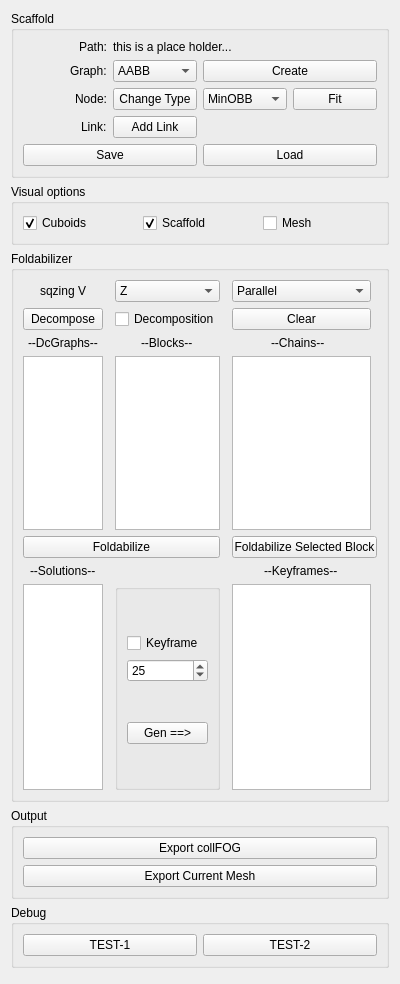
The window that FoldPlugin/FdWidget.ui (letienhung/fold-hcc) describes before a commit, drawn with Qt 5.
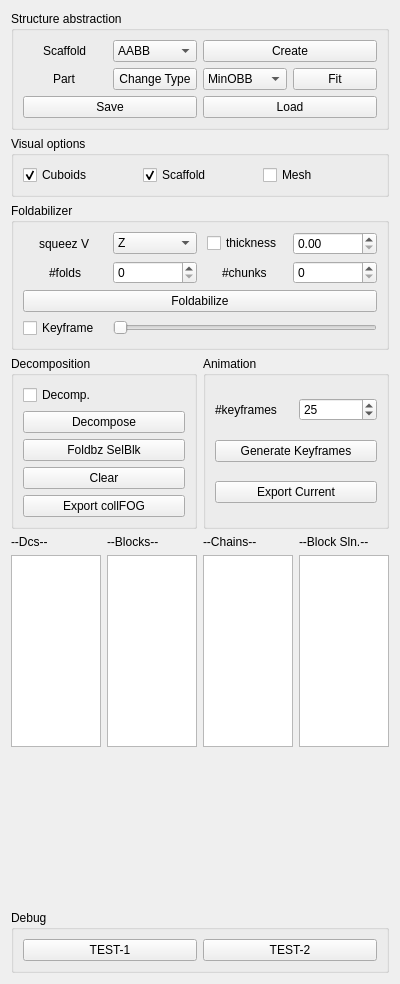
The same window after the commit.

Commit message: fixed bug on applying fold option to chain changed ui.

```diff
--- a/FoldPlugin/FdWidget.ui
+++ b/FoldPlugin/FdWidget.ui
@@ -26,7 +26,125 @@
    <string>Form</string>
   </property>
   <layout class="QGridLayout" name="gridLayout">
-   <item row="2" column="0" colspan="2">
+   <item row="8" column="3">
+    <widget class="QListWidget" name="slnList"/>
+   </item>
+   <item row="5" column="0" colspan="4">
+    <widget class="QGroupBox" name="groupBox_3">
+     <property name="title">
+      <string>Foldabilizer</string>
+     </property>
+     <layout class="QGridLayout" name="gridLayout_4">
+      <item row="4" column="0" colspan="4">
+       <widget class="QPushButton" name="foldabilize">
+        <property name="text">
+         <string>Foldabilize</string>
+        </property>
+       </widget>
+      </item>
+      <item row="2" column="1">
+       <widget class="QSpinBox" name="nbFolds"/>
+      </item>
+      <item row="1" column="0" alignment="Qt::AlignHCenter">
+       <widget class="QLabel" name="label_6">
+        <property name="text">
+         <string>squeez V</string>
+        </property>
+       </widget>
+      </item>
+      <item row="1" column="1">
+       <widget class="QComboBox" name="sqzV">
+        <item>
+         <property name="text">
+          <string>Z</string>
+         </property>
+        </item>
+        <item>
+         <property name="text">
+          <string>X</string>
+         </property>
+        </item>
+        <item>
+         <property name="text">
+          <string>Y</string>
+         </property>
+        </item>
+       </widget>
+      </item>
+      <item row="2" column="2" alignment="Qt::AlignHCenter">
+       <widget class="QLabel" name="label_10">
+        <property name="text">
+         <string>#chunks</string>
+        </property>
+       </widget>
+      </item>
+      <item row="2" column="0" alignment="Qt::AlignHCenter">
+       <widget class="QLabel" name="label_3">
+        <property name="text">
+         <string>#folds</string>
+        </property>
+       </widget>
+      </item>
+      <item row="2" column="3">
+       <widget class="QSpinBox" name="nbChunks"/>
+      </item>
+      <item row="1" column="3">
+       <widget class="QDoubleSpinBox" name="thickness"/>
+      </item>
+      <item row="1" column="2" alignment="Qt::AlignHCenter">
+       <widget class="QCheckBox" name="useThickness">
+        <property name="text">
+         <string>thickness</string>
+        </property>
+       </widget>
+      </item>
+      <item row="5" column="0">
+       <widget class="QCheckBox" name="showKeyframe">
+        <property name="text">
+         <string>Keyframe</string>
+        </property>
+       </widget>
+      </item>
+      <item row="5" column="1" colspan="3">
+       <widget class="QSlider" name="keyframeSlider">
+        <property name="minimum">
+         <number>0</number>
+        </property>
+        <property name="maximum">
+         <number>0</number>
+        </property>
+        <property name="orientation">
+         <enum>Qt::Horizontal</enum>
+        </property>
+       </widget>
+      </item>
+     </layout>
+    </widget>
+   </item>
+   <item row="12" column="0" colspan="4">
+    <widget class="QGroupBox" name="groupBox_6">
+     <property name="title">
+      <string>Debug</string>
+     </property>
+     <layout class="QGridLayout" name="gridLayout_7">
+      <item row="0" column="0">
+       <widget class="QPushButton" name="test1">
+        <property name="text">
+         <string>TEST-1</string>
+        </property>
+       </widget>
+      </item>
+      <item row="0" column="1">
+       <widget class="QPushButton" name="test2">
+        <property name="text">
+         <string>TEST-2</string>
+        </property>
+       </widget>
+      </item>
+     </layout>
+    </widget>
+   </item>
+   <item row="2" column="0" colspan="4">
     <widget class="QGroupBox" name="groupBox_2">
      <property name="title">
       <string>Visual options</string>
@@ -65,20 +183,20 @@
      </layout>
     </widget>
    </item>
-   <item row="1" column="0" colspan="2">
+   <item row="1" column="0" colspan="4">
     <widget class="QGroupBox" name="groupBox">
      <property name="title">
-      <string>Scaffold</string>
+      <string>Structure abstraction</string>
      </property>
      <layout class="QGridLayout" name="gridLayout_2">
-      <item row="2" column="1" alignment="Qt::AlignRight">
+      <item row="1" column="1" alignment="Qt::AlignHCenter">
        <widget class="QLabel" name="label">
         <property name="text">
-         <string>Node:</string>
+         <string>Part</string>
         </property>
        </widget>
       </item>
-      <item row="2" column="3">
+      <item row="1" column="3">
        <widget class="QComboBox" name="refitMethod">
         <property name="editable">
          <bool>false</bool>
@@ -100,63 +218,49 @@
         </item>
        </widget>
       </item>
-      <item row="3" column="2">
-       <widget class="QPushButton" name="addLink">
-        <property name="text">
-         <string>Add Link</string>
-        </property>
-       </widget>
-      </item>
-      <item row="2" column="4">
+      <item row="1" column="4">
        <widget class="QPushButton" name="fitCuboid">
         <property name="text">
          <string>Fit</string>
         </property>
        </widget>
       </item>
-      <item row="2" column="2">
+      <item row="1" column="2">
        <widget class="QPushButton" name="changeCuboidType">
         <property name="text">
          <string>Change Type</string>
         </property>
        </widget>
       </item>
-      <item row="4" column="3" colspan="2">
+      <item row="2" column="3" colspan="2">
        <widget class="QPushButton" name="loadScaffold">
         <property name="text">
          <string>Load</string>
         </property>
        </widget>
       </item>
-      <item row="4" column="1" colspan="2">
+      <item row="2" column="1" colspan="2">
        <widget class="QPushButton" name="saveScaffold">
         <property name="text">
          <string>Save</string>
         </property>
        </widget>
       </item>
-      <item row="3" column="1" alignment="Qt::AlignRight">
-       <widget class="QLabel" name="label_3">
-        <property name="text">
-         <string>Link:</string>
-        </property>
-       </widget>
-      </item>
-      <item row="1" column="1" alignment="Qt::AlignRight">
+      <item row="0" column="1" alignment="Qt::AlignHCenter">
        <widget class="QLabel" name="label_2">
         <property name="text">
-         <string>Graph:</string>
+         <string>Scaffold</string>
         </property>
        </widget>
       </item>
-      <item row="1" column="3" colspan="2">
+      <item row="0" column="3" colspan="2">
        <widget class="QPushButton" name="createScaffold">
         <property name="text">
          <string>Create</string>
         </property>
        </widget>
       </item>
-      <item row="1" column="2">
+      <item row="0" column="2">
        <widget class="QComboBox" name="fitMethod">
         <item>
          <property name="text">
@@ -175,70 +279,134 @@
         </item>
        </widget>
       </item>
-      <item row="0" column="1" alignment="Qt::AlignRight">
-       <widget class="QLabel" name="label_4">
-        <property name="text">
-         <string>Path:</string>
-        </property>
-       </widget>
-      </item>
-      <item row="0" column="2" colspan="3">
-       <widget class="QLabel" name="fdPath">
-        <property name="text">
-         <string>this is a place holder...</string>
-        </property>
-       </widget>
-      </item>
      </layout>
     </widget>
    </item>
-   <item row="7" column="0" colspan="2">
-    <widget class="QGroupBox" name="groupBox_5">
+   <item row="8" column="1">
+    <widget class="QListWidget" name="layerList"/>
+   </item>
+   <item row="8" column="0">
+    <widget class="QListWidget" name="DcList"/>
+   </item>
+   <item row="6" column="0" colspan="2">
+    <widget class="QGroupBox" name="groupBox_9">
      <property name="title">
-      <string>Output</string>
+      <string>Decomposition</string>
      </property>
-     <layout class="QGridLayout" name="gridLayout_6">
+     <layout class="QGridLayout" name="gridLayout_10">
       <item row="2" column="0">
+       <widget class="QPushButton" name="foldbzSelBlock">
+        <property name="text">
+         <string>Foldbz SelBlk</string>
+        </property>
+       </widget>
+      </item>
+      <item row="0" column="0">
+       <widget class="QCheckBox" name="showFolded">
+        <property name="text">
+         <string>Decomp.</string>
+        </property>
+       </widget>
+      </item>
+      <item row="3" column="0">
+       <widget class="QPushButton" name="clearDcList">
+        <property name="text">
+         <string>Clear</string>
+        </property>
+       </widget>
+      </item>
+      <item row="1" column="0">
+       <widget class="QPushButton" name="decompose">
+        <property name="text">
+         <string>Decompose</string>
+        </property>
+       </widget>
+      </item>
+      <item row="4" column="0">
        <widget class="QPushButton" name="exportCollFOG">
         <property name="text">
          <string>Export collFOG</string>
         </property>
        </widget>
       </item>
-      <item row="3" column="0">
+     </layout>
+    </widget>
+   </item>
+   <item row="6" column="2" colspan="2">
+    <widget class="QGroupBox" name="groupBox_4">
+     <property name="title">
+      <string>Animation</string>
+     </property>
+     <layout class="QGridLayout" name="gridLayout_5">
+      <item row="5" column="0" colspan="2">
+       <widget class="QPushButton" name="genKeyframes">
+        <property name="text">
+         <string>Generate Keyframes</string>
+        </property>
+       </widget>
+      </item>
+      <item row="0" column="1">
+       <widget class="QSpinBox" name="nbKeyframes">
+        <property name="minimum">
+         <number>0</number>
+        </property>
+        <property name="maximum">
+         <number>100</number>
+        </property>
+        <property name="value">
+         <number>25</number>
+        </property>
+       </widget>
+      </item>
+      <item row="6" column="0" colspan="2">
        <widget class="QPushButton" name="exportCurrent">
         <property name="text">
-         <string>Export Current Mesh</string>
+         <string>Export Current</string>
         </property>
        </widget>
       </item>
-     </layout>
-    </widget>
-   </item>
-   <item row="10" column="0" colspan="2">
-    <widget class="QGroupBox" name="groupBox_6">
-     <property name="title">
-      <string>Debug</string>
-     </property>
-     <layout class="QGridLayout" name="gridLayout_7">
       <item row="0" column="0">
-       <widget class="QPushButton" name="test1">
+       <widget class="QLabel" name="label_4">
         <property name="text">
-         <string>TEST-1</string>
-        </property>
-       </widget>
-      </item>
-      <item row="0" column="1">
-       <widget class="QPushButton" name="test2">
-        <property name="text">
-         <string>TEST-2</string>
+         <string>#keyframes</string>
         </property>
        </widget>
       </item>
      </layout>
     </widget>
    </item>
-   <item row="18" column="0" colspan="2">
+   <item row="7" column="2">
+    <widget class="QLabel" name="label_9">
+     <property name="text">
+      <string>--Chains--</string>
+     </property>
+    </widget>
+   </item>
+   <item row="8" column="2">
+    <widget class="QListWidget" name="chainList"/>
+   </item>
+   <item row="7" column="0">
+    <widget class="QLabel" name="label_7">
+     <property name="text">
+      <string>--Dcs--</string>
+     </property>
+    </widget>
+   </item>
+   <item row="7" column="1">
+    <widget class="QLabel" name="label_8">
+     <property name="text">
+      <string>--Blocks--</string>
+     </property>
+    </widget>
+   </item>
+   <item row="7" column="3">
+    <widget class="QLabel" name="label_11">
+     <property name="text">
+      <string>--Block Sln.--</string>
+     </property>
+    </widget>
+   </item>
+   <item row="11" column="0" colspan="4">
     <spacer name="verticalSpacer">
      <property name="orientation">
       <enum>Qt::Vertical</enum>
@@ -251,220 +419,6 @@
      </property>
     </spacer>
    </item>
-   <item row="5" column="0" colspan="2">
-    <widget class="QGroupBox" name="groupBox_3">
-     <property name="title">
-      <string>Foldabilizer</string>
-     </property>
-     <layout class="QGridLayout" name="gridLayout_4">
-      <item row="15" column="2">
-       <widget class="QGroupBox" name="groupBox_4">
-        <property name="title">
-         <string/>
-        </property>
-        <layout class="QGridLayout" name="gridLayout_5">
-         <item row="3" column="0">
-          <widget class="QSpinBox" name="nbKeyframes">
-           <property name="minimum">
-            <number>0</number>
-           </property>
-           <property name="maximum">
-            <number>100</number>
-           </property>
-           <property name="value">
-            <number>25</number>
-           </property>
-          </widget>
-         </item>
-         <item row="5" column="0">
-          <widget class="QPushButton" name="genKeyframes">
-           <property name="text">
-            <string>Gen ==&gt;</string>
-           </property>
-          </widget>
-         </item>
-         <item row="4" column="0">
-          <spacer name="verticalSpacer_2">
-           <property name="orientation">
-            <enum>Qt::Vertical</enum>
-           </property>
-           <property name="sizeHint" stdset="0">
-            <size>
-             <width>20</width>
-             <height>40</height>
-            </size>
-           </property>
-          </spacer>
-         </item>
-         <item row="6" column="0">
-          <spacer name="verticalSpacer_3">
-           <property name="orientation">
-            <enum>Qt::Vertical</enum>
-           </property>
-           <property name="sizeHint" stdset="0">
-            <size>
-             <width>20</width>
-             <height>40</height>
-            </size>
-           </property>
-          </spacer>
-         </item>
-         <item row="0" column="0">
-          <spacer name="verticalSpacer_4">
-           <property name="orientation">
-            <enum>Qt::Vertical</enum>
-           </property>
-           <property name="sizeHint" stdset="0">
-            <size>
-             <width>20</width>
-             <height>40</height>
-            </size>
-           </property>
-          </spacer>
-         </item>
-         <item row="2" column="0">
-          <widget class="QCheckBox" name="showKeyframe">
-           <property name="text">
-            <string>Keyframe</string>
-           </property>
-          </widget>
-         </item>
-        </layout>
-       </widget>
-      </item>
-      <item row="1" column="0" alignment="Qt::AlignHCenter">
-       <widget class="QLabel" name="label_6">
-        <property name="text">
-         <string>sqzing V</string>
-        </property>
-       </widget>
-      </item>
-      <item row="8" column="0" alignment="Qt::AlignHCenter">
-       <widget class="QLabel" name="label_7">
-        <property name="text">
-         <string>--DcGraphs--</string>
-        </property>
-       </widget>
-      </item>
-      <item row="8" column="2" alignment="Qt::AlignHCenter">
-       <widget class="QLabel" name="label_8">
-        <property name="text">
-         <string>--Blocks--</string>
-        </property>
-       </widget>
-      </item>
-      <item row="8" column="3" colspan="2" alignment="Qt::AlignHCenter">
-       <widget class="QLabel" name="label_9">
-        <property name="text">
-         <string>--Chains--</string>
-        </property>
-       </widget>
-      </item>
-      <item row="9" column="4">
-       <widget class="QListWidget" name="chainList"/>
-      </item>
-      <item row="9" column="0">
-       <widget class="QListWidget" name="DcList"/>
-      </item>
-      <item row="9" column="2">
-       <widget class="QListWidget" name="layerList"/>
-      </item>
-      <item row="1" column="2">
-       <widget class="QComboBox" name="sqzV">
-        <item>
-         <property name="text">
-          <string>Z</string>
-         </property>
-        </item>
-        <item>
-         <property name="text">
-          <string>X</string>
-         </property>
-        </item>
-        <item>
-         <property name="text">
-          <string>Y</string>
-         </property>
-        </item>
-       </widget>
-      </item>
-      <item row="10" column="4" colspan="2">
-       <widget class="QPushButton" name="foldbzSelBlock">
-        <property name="text">
-         <string>Foldabilize Selected Block</string>
-        </property>
-       </widget>
-      </item>
-      <item row="15" column="0">
-       <widget class="QListWidget" name="slnList"/>
-      </item>
-      <item row="1" column="4">
-       <widget class="QComboBox" name="foldMechanism">
-        <item>
-         <property name="text">
-          <string>Parallel</string>
-         </property>
-        </item>
-        <item>
-         <property name="text">
-          <string>Fan-like</string>
-         </property>
-        </item>
-        <item>
-         <property name="text">
-          <string>V-style</string>
-         </property>
-        </item>
-       </widget>
-      </item>
-      <item row="10" column="0" colspan="3">
-       <widget class="QPushButton" name="foldabilize">
-        <property name="text">
-         <string>Foldabilize</string>
-        </property>
-       </widget>
-      </item>
-      <item row="15" column="4">
-       <widget class="QListWidget" name="keyframeList"/>
-      </item>
-      <item row="13" column="0" alignment="Qt::AlignHCenter">
-       <widget class="QLabel" name="label_11">
-        <property name="text">
-         <string>--Solutions--</string>
-        </property>
-       </widget>
-      </item>
-      <item row="2" column="2">
-       <widget class="QCheckBox" name="showFolded">
-        <property name="text">
-         <string>Decomposition</string>
-        </property>
-       </widget>
-      </item>
-      <item row="2" column="0">
-       <widget class="QPushButton" name="decompose">
-        <property name="text">
-         <string>Decompose</string>
-        </property>
-       </widget>
-      </item>
-      <item row="2" column="4">
-       <widget class="QPushButton" name="clearDcList">
-        <property name="text">
-         <string>Clear</string>
-        </property>
-       </widget>
-      </item>
-      <item row="13" column="4" alignment="Qt::AlignHCenter">
-       <widget class="QLabel" name="label_5">
-        <property name="text">
-         <string>--Keyframes--</string>
-        </property>
-       </widget>
-      </item>
-     </layout>
-    </widget>
-   </item>
   </layout>
  </widget>
  <resources/>
```
The commit also changes 12 other files.
